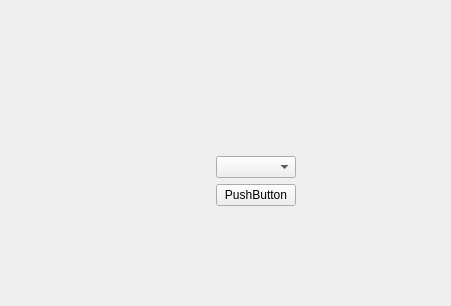
Above: client/mainwindow.ui from lev12/launcher before the change. Below: the same form after it.
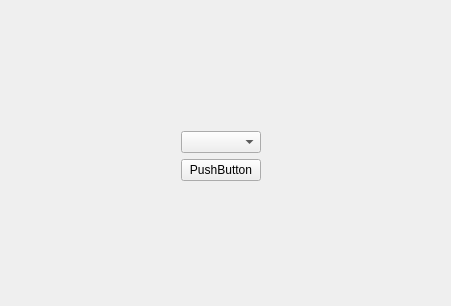
That is the form after the change.

The edit to the form file:
```diff
--- a/client/mainwindow.ui
+++ b/client/mainwindow.ui
@@ -13,14 +13,17 @@
   <property name="windowTitle">
    <string>MainWindow</string>
   </property>
+  <property name="tabShape">
+   <enum>QTabWidget::Triangular</enum>
+  </property>
   <widget class="QWidget" name="centralWidget">
    <widget class="QFrame" name="verticalFrame">
     <property name="geometry">
      <rect>
-      <x>90</x>
-      <y>90</y>
-      <width>331</width>
-      <height>181</height>
+      <x>10</x>
+      <y>10</y>
+      <width>421</width>
+      <height>291</height>
      </rect>
     </property>
     <property name="autoFillBackground">
@@ -53,6 +56,9 @@
        </item>
        <item>
         <layout class="QVBoxLayout" name="verticalLayout">
+         <property name="leftMargin">
+          <number>0</number>
+         </property>
          <item>
           <spacer name="verticalSpacer_2">
            <property name="orientation">
@@ -105,6 +111,9 @@
          <property name="orientation">
           <enum>Qt::Horizontal</enum>
          </property>
+         <property name="sizeType">
+          <enum>QSizePolicy::Expanding</enum>
+         </property>
          <property name="sizeHint" stdset="0">
           <size>
            <width>100</width>
```
